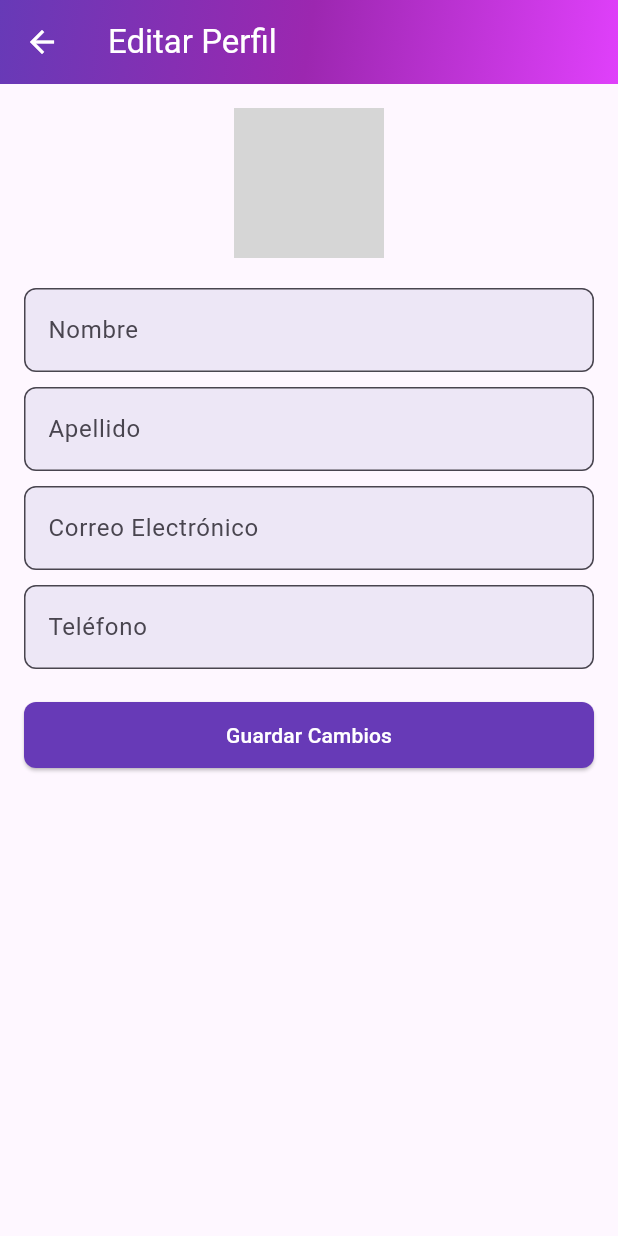
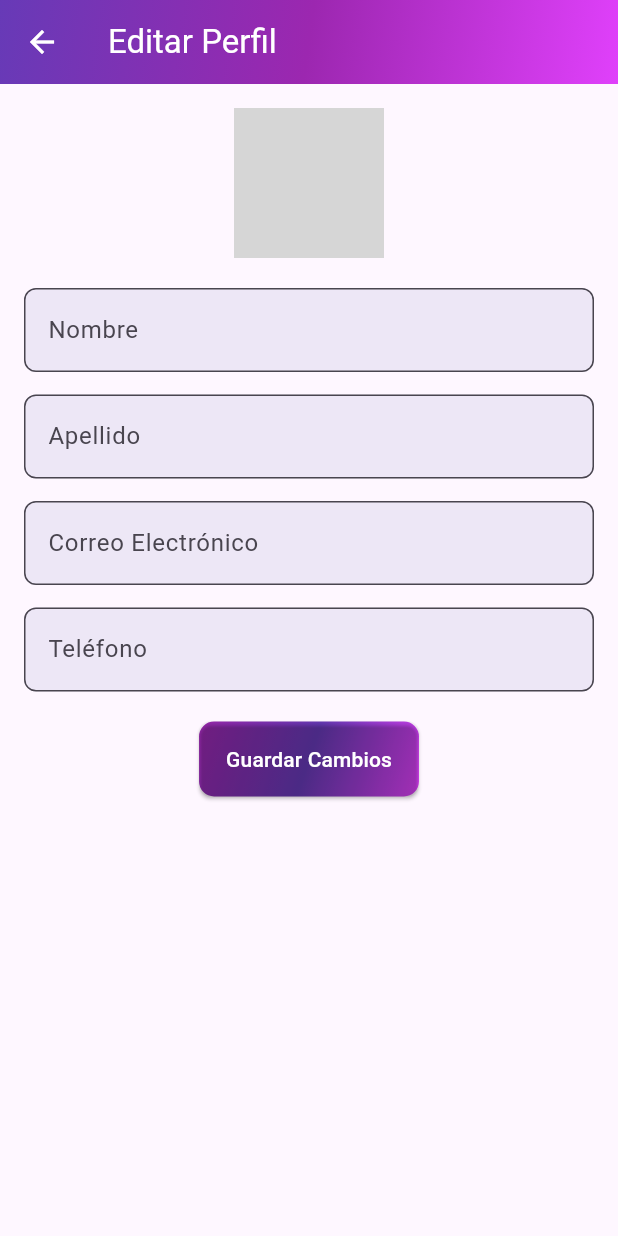
Before and after one commit to cristian-morris/DigitalEventApp, a Flutter app: the PerfilEditar screen opened directly with empty values, on a phone screen of 412 x 824 dp. Run offline on Flutter 3.47's test engine with Material 3 defaults, Android fonts, the phone set to English and light mode, and no system bars; our stand-ins replace carousel_slider, font_awesome_flutter, google_fonts, google_nav_bar, image_picker, shared_preferences; missing offline and left inert: flutter_stripe; accounts and stored records are empty; network calls fail; grey boxes are pictures that could not be loaded.

```diff
--- a/lib/pages/edit_profile.dart
+++ b/lib/pages/edit_profile.dart
@@ -83,10 +83,16 @@ class _PerfilEditarState extends State<PerfilEditar> {
   Widget build(BuildContext context) {
     return Scaffold(
       appBar: AppBar(
-        title: Text("Editar Perfil", style: TextStyle(color: Colors.white)),
-        iconTheme: IconThemeData(color: Colors.white),
+        backgroundColor: Colors.transparent,
+        title: const Text(
+          "Editar Perfil",
+          style: TextStyle(
+            color: Colors.white,
+          ),
+        ),
+        iconTheme: const IconThemeData(color: Colors.white),
         flexibleSpace: Container(
-          decoration: BoxDecoration(
+          decoration: const BoxDecoration(
             gradient: LinearGradient(
               colors: [
                 Colors.deepPurple,
@@ -161,7 +167,7 @@ class _PerfilEditarState extends State<PerfilEditar> {
                   _nombre = value;
                 },
               ),
-              SizedBox(height: 10.0),
+              SizedBox(height: 15.0),
               _buildTextFormField(
                 'Apellido',
                 _lastName,
@@ -175,7 +181,7 @@ class _PerfilEditarState extends State<PerfilEditar> {
                   _lastName = value;
                 },
               ),
-              SizedBox(height: 10.0),
+              SizedBox(height: 15.0),
               _buildTextFormField(
                 'Correo Electrónico',
                 _email,
@@ -189,7 +195,7 @@ class _PerfilEditarState extends State<PerfilEditar> {
                   _email = value;
                 },
               ),
-              SizedBox(height: 10.0),
+              SizedBox(height: 15.0),
               _buildTextFormField(
                 'Teléfono',
                 _telefono,
@@ -204,7 +210,20 @@ class _PerfilEditarState extends State<PerfilEditar> {
                 },
               ),
               SizedBox(height: 20.0),
-              AnimatedContainer(
+              Center(
+                child: AnimatedContainer(
+                  decoration: BoxDecoration(
+                    gradient: const LinearGradient(
+                      colors: [
+                        Colors.purple,
+                        Colors.deepPurple,
+                        Colors.purpleAccent
+                      ],
+                      begin: Alignment.topLeft,
+                      end: Alignment.bottomRight,
+                    ),
+                    borderRadius: BorderRadius.circular(10.0),
+                  ),
                   duration: Duration(milliseconds: 300),
                   child: ElevatedButton(
                     onPressed: () {
@@ -215,10 +234,14 @@ class _PerfilEditarState extends State<PerfilEditar> {
                     child: Text('Guardar Cambios',
                         style: TextStyle(color: Colors.white)),
                     style: ElevatedButton.styleFrom(
-                    backgroundColor: Colors.deepPurple,
-                    padding: EdgeInsets.symmetric(vertical: 12.0),
+                      backgroundColor: Colors.transparent,
+                      padding: EdgeInsets.symmetric(
+                        horizontal: 18.0,
+                        vertical: 15.0,
+                      ),
                       shape: RoundedRectangleBorder(
                         borderRadius: BorderRadius.circular(8.0),
+                      ),
                     ),
                   ),
                 ),
--- a/lib/pages/event_page.dart
+++ b/lib/pages/event_page.dart
@@ -43,6 +43,7 @@ class _EventosPageState extends State<EventosPage> {
   Widget build(BuildContext context) {
     return Scaffold(
       appBar: AppBar(
+        backgroundColor: Colors.transparent,
         title: GestureDetector(
           onTap: _navigateToSearchPage,
           child: Container(
@@ -91,7 +92,7 @@ class _EventosPageState extends State<EventosPage> {
               child: Column(
                 crossAxisAlignment: CrossAxisAlignment.start,
                 children: [
-                   const Padding(
+                  const Padding(
                     padding: EdgeInsets.all(8.0),
                     child: Text(
                       'Eventos Públicos',
```
Also changed, not shown: lib/pages/event_detail_page.dart (+6 -2 lines), lib/pages/recent_event_page.dart (+169 -84 lines). Lines whose indentation alone changed are shown as unchanged.
